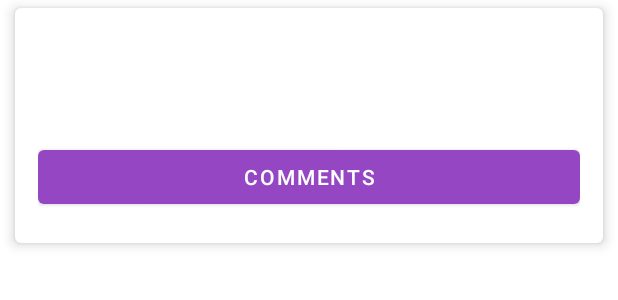
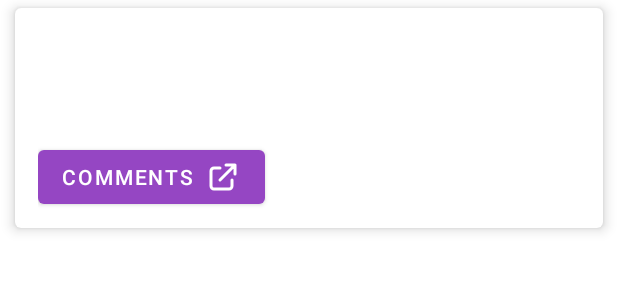
Before and after one commit to Yash-Garg/HackerNews-KT, an Android app: the layout news_article.xml on its own in the app's theme, with its tools: preview values and no code run, on a phone screen of 412 x 824 dp. Shown: the top 300 px of the screen. Run offline under Robolectric (Android 15) with nearby library versions, the phone set to English and light mode, and no system bars.

Commit message:
Some layout changes and add drawable in button

```diff
--- /dev/null
+++ b/app/src/main/res/drawable/ic_clip.xml
@@ -0,0 +1,13 @@
+<vector xmlns:android="http://schemas.android.com/apk/res/android"
+    android:width="24dp"
+    android:height="24dp"
+    android:viewportWidth="24"
+    android:viewportHeight="24">
+  <path
+      android:pathData="M10,6H6a2,2 0,0 0,-2 2v10a2,2 0,0 0,2 2h10a2,2 0,0 0,2 -2v-4M14,4h6m0,0v6m0,-6L10,14"
+      android:strokeLineJoin="round"
+      android:strokeWidth="2"
+      android:fillColor="#00000000"
+      android:strokeColor="@color/white"
+      android:strokeLineCap="round"/>
+</vector>
--- a/app/src/main/res/layout/activity_main.xml
+++ b/app/src/main/res/layout/activity_main.xml
@@ -19,7 +19,7 @@
         android:layout_width="wrap_content"
         android:layout_height="wrap_content"
         android:layout_gravity="center"
-        android:indeterminateTint="@color/orange"
+        android:indeterminateTint="@color/purple"
         android:visibility="visible" />
 
     <include
--- a/app/src/main/res/layout/news_article.xml
+++ b/app/src/main/res/layout/news_article.xml
@@ -12,7 +12,7 @@
         android:layout_height="wrap_content"
         android:orientation="vertical"
         android:paddingHorizontal="15dp"
-        android:paddingVertical="10dp">
+        android:paddingTop="10dp">
 
         <TextView
             android:id="@+id/item_title"
@@ -34,9 +34,11 @@
 
         <Button
             android:id="@+id/comments_button"
-            android:layout_width="match_parent"
+            android:layout_width="wrap_content"
             android:layout_height="wrap_content"
             android:layout_marginVertical="10dp"
+            android:drawableEnd="@drawable/ic_clip"
             android:text="@string/comments_text" />
+
     </LinearLayout>
 </com.google.android.material.card.MaterialCardView>
```
